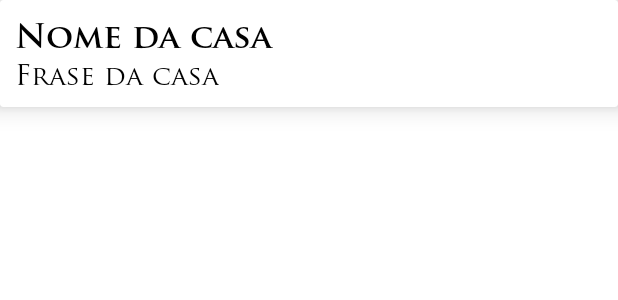
After one commit to Limatucano/Desafio_Mobits_Android, an Android app: the layout houseslist_item.xml on its own in the app's theme, with its tools: preview values and no code run, on a phone screen of 412 x 824 dp. The commit adds this screen. Shown: the top 300 px of the screen. Run offline under Robolectric (Android 15) with nearby library versions, the phone set to English and light mode, and no system bars.

Commit message:
feat: tela de listagem de todas casas

```diff
--- /dev/null
+++ b/app/src/main/res/layout/houseslist_item.xml
@@ -0,0 +1,35 @@
+<?xml version="1.0" encoding="utf-8"?>
+<androidx.cardview.widget.CardView xmlns:android="http://schemas.android.com/apk/res/android"
+    android:layout_height="wrap_content"
+    android:layout_width="match_parent"
+    xmlns:tools="http://schemas.android.com/tools"
+    android:id="@+id/characterCard"
+    xmlns:app="http://schemas.android.com/apk/res-auto"
+    android:layout_marginBottom="5dp"
+    app:cardElevation="10dp">
+
+    <LinearLayout
+        android:layout_width="match_parent"
+        android:layout_height="match_parent"
+        android:gravity="center_vertical"
+        android:orientation="vertical"
+        android:padding="10dp">
+
+        <TextView
+            android:id="@+id/houseName"
+            android:layout_width="wrap_content"
+            android:layout_height="wrap_content"
+            android:textSize="22sp"
+            tools:text="Nome da casa"
+            android:textColor="@color/black"
+            android:fontFamily="@font/trajan_pro_bold" />
+        <TextView
+            android:id="@+id/housePhrase"
+            android:layout_width="wrap_content"
+            android:layout_height="wrap_content"
+            android:textSize="18sp"
+            tools:text="Frase da casa"
+            android:textColor="@color/black"
+            android:fontFamily="@font/trajan_pro" />
+    </LinearLayout>
+</androidx.cardview.widget.CardView>
--- a/app/src/main/res/values/strings.xml
+++ b/app/src/main/res/values/strings.xml
@@ -11,4 +11,5 @@
     <string name="title_personagem">Personagem</string>
     <string name="title_label">Títulos:</string>
     <string name="see_pov_characters_label">Personagens POV</string>
+    <string name="title_casas">Casas</string>
 </resources>
```
Also changed, not shown: app/src/main/java/com/example/desafio_mobits_android/data/FetchHouses.java (added, +51 -0 lines), app/src/main/java/com/example/desafio_mobits_android/view/CasasActivity.java (+10 -1 lines), app/src/main/java/com/example/desafio_mobits_android/view/adapter/HouseListAdapter.java (added, +84 -0 lines), app/src/main/res/layout/activity_casas.xml (+58 -0 lines).
